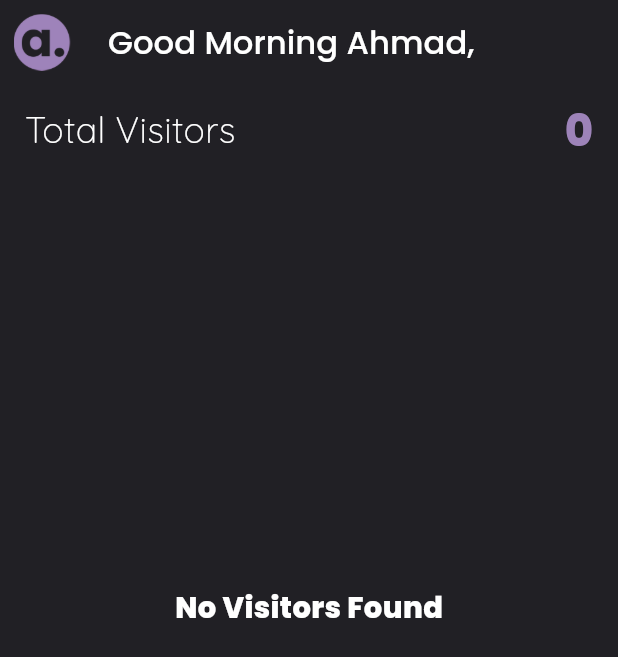
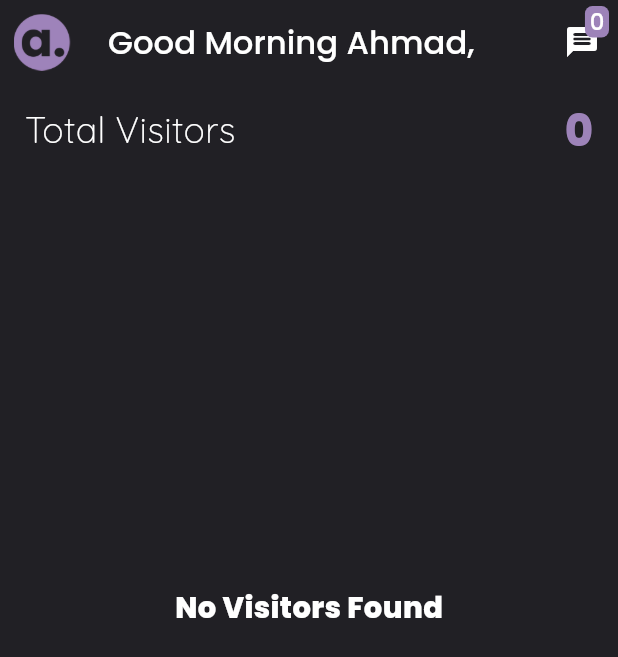
Before and after one commit to Ahmad-Asghar/Portfolio-Analytics, a Flutter app: the screen it shows after launch, on a phone screen of 412 x 824 dp. Shown: the top 657 px of the screen. Run offline on Flutter 3.47's test engine with Material 3 defaults, Android fonts, the phone set to English and light mode, and no system bars; drawn by our look-alikes of animated_flip_counter; our stand-ins replace cloud_firestore, firebase_core, firebase_messaging, flutter_local_notifications, flutter_slidable, responsive_sizer; missing offline and left inert: flag, svg_flutter; accounts and stored records are empty.

Commit message:
contact message count added

```diff
--- a/lib/views/home/home_screen.dart
+++ b/lib/views/home/home_screen.dart
@@ -64,6 +64,26 @@ class _HomeScreenState extends State<HomeScreen> {
           color: AppColors.white,
           fontSize: 19.sp,
         ),
+        actions: [
+          Consumer<HomeProvider>(
+              builder: (context, provider, child) {
+              return Stack(
+                alignment: Alignment.topRight,
+                children: [
+                  IconButton(onPressed: (){}, icon: Icon(Icons.message_rounded,color: AppColors.white,)),
+                  Container(
+                      padding: const EdgeInsets.symmetric(horizontal: 3.0),
+                      margin: const EdgeInsets.symmetric(horizontal: 6.0),
+                      decoration:BoxDecoration(
+                        borderRadius: BorderRadius.circular(5),
+                        color: AppColors.primaryColor
+                      ),
+                      child: CustomTextWidget(title: provider.totalMessages.toString(),color: AppColors.white,))
+                ],
+              );
+            }
+          )
+        ],
       ),
       body: Consumer<HomeProvider>(
         builder: (context, provider, child) {
```
Also changed, not shown: lib/views/home/provider/home_provider.dart (+6 -5 lines), pubspec.lock.
